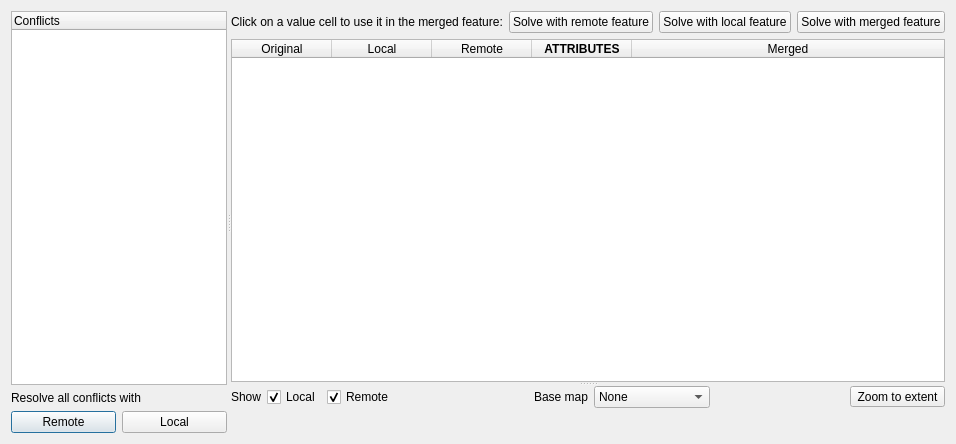
This is geogig/ui/conflictdialog.ui in boundlessgeo/qgis-geogiglight-plugin as Qt 5 draws it before an edit. The edited form follows.
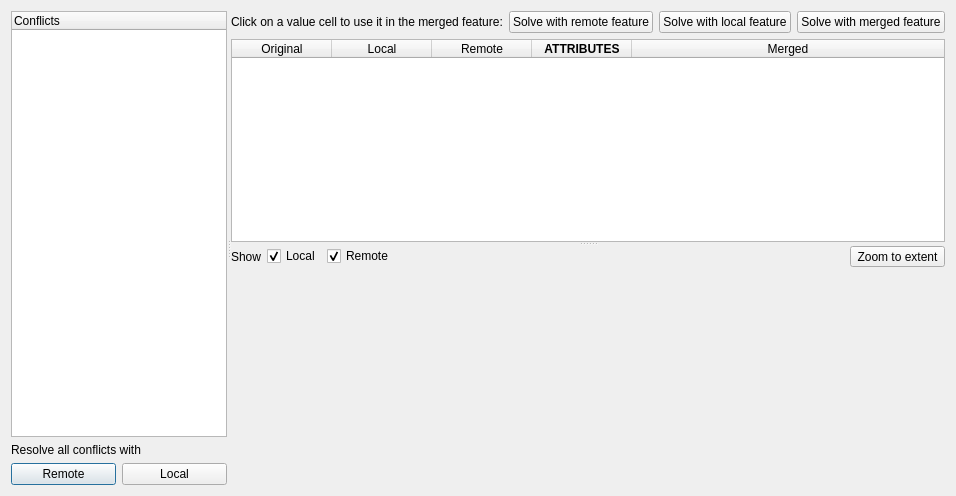
This is the edited form.

Commit message: removed base layers in conflict dialogs/conflictdialog.py fixes #74

```diff
--- a/geogig/ui/conflictdialog.ui
+++ b/geogig/ui/conflictdialog.ui
@@ -7,7 +7,7 @@
     <x>0</x>
     <y>0</y>
     <width>956</width>
-    <height>444</height>
+    <height>496</height>
    </rect>
   </property>
   <property name="windowTitle">
@@ -150,6 +150,23 @@
       </widget>
       <widget class="QWidget" name="layoutWidget">
        <layout class="QGridLayout" name="gridLayout_3">
+        <item row="1" column="0" colspan="5">
+         <widget class="QWidget" name="canvasWidget" native="true">
+          <property name="minimumSize">
+           <size>
+            <width>0</width>
+            <height>200</height>
+           </size>
+          </property>
+         </widget>
+        </item>
+        <item row="0" column="4">
+         <widget class="QToolButton" name="zoomButton">
+          <property name="text">
+           <string>Zoom to extent</string>
+          </property>
+         </widget>
+        </item>
         <item row="0" column="0">
          <widget class="QLabel" name="label_3">
           <property name="text">
@@ -167,6 +184,19 @@
           </property>
          </widget>
         </item>
+        <item row="0" column="3">
+         <spacer name="horizontalSpacer">
+          <property name="orientation">
+           <enum>Qt::Horizontal</enum>
+          </property>
+          <property name="sizeHint" stdset="0">
+           <size>
+            <width>40</width>
+            <height>20</height>
+           </size>
+          </property>
+         </spacer>
+        </item>
         <item row="0" column="2">
          <widget class="QCheckBox" name="showRemoteCheck">
           <property name="text">
@@ -177,68 +207,6 @@
           </property>
          </widget>
         </item>
-        <item row="0" column="3">
-         <spacer name="horizontalSpacer">
-          <property name="orientation">
-           <enum>Qt::Horizontal</enum>
-          </property>
-          <property name="sizeHint" stdset="0">
-           <size>
-            <width>40</width>
-            <height>20</height>
-           </size>
-          </property>
-         </spacer>
-        </item>
-        <item row="0" column="4">
-         <widget class="QLabel" name="label_4">
-          <property name="text">
-           <string>Base map</string>
-          </property>
-         </widget>
-        </item>
-        <item row="0" column="5">
-         <widget class="QComboBox" name="baseMapCombo">
-          <item>
-           <property name="text">
-            <string>None</string>
-           </property>
-          </item>
-          <item>
-           <property name="text">
-            <string>OpenStreetMap</string>
-           </property>
-          </item>
-          <item>
-           <property name="text">
-            <string>Google Maps</string>
-           </property>
-          </item>
-         </widget>
-        </item>
-        <item row="0" column="6">
-         <spacer name="horizontalSpacer_2">
-          <property name="orientation">
-           <enum>Qt::Horizontal</enum>
-          </property>
-          <property name="sizeHint" stdset="0">
-           <size>
-            <width>40</width>
-            <height>20</height>
-           </size>
-          </property>
-         </spacer>
-        </item>
-        <item row="0" column="7">
-         <widget class="QToolButton" name="zoomButton">
-          <property name="text">
-           <string>Zoom to extent</string>
-          </property>
-         </widget>
-        </item>
-        <item row="1" column="0" colspan="8">
-         <widget class="QWidget" name="canvasWidget" native="true"/>
-        </item>
        </layout>
       </widget>
      </widget>
```
The commit also changes 1 other file.
